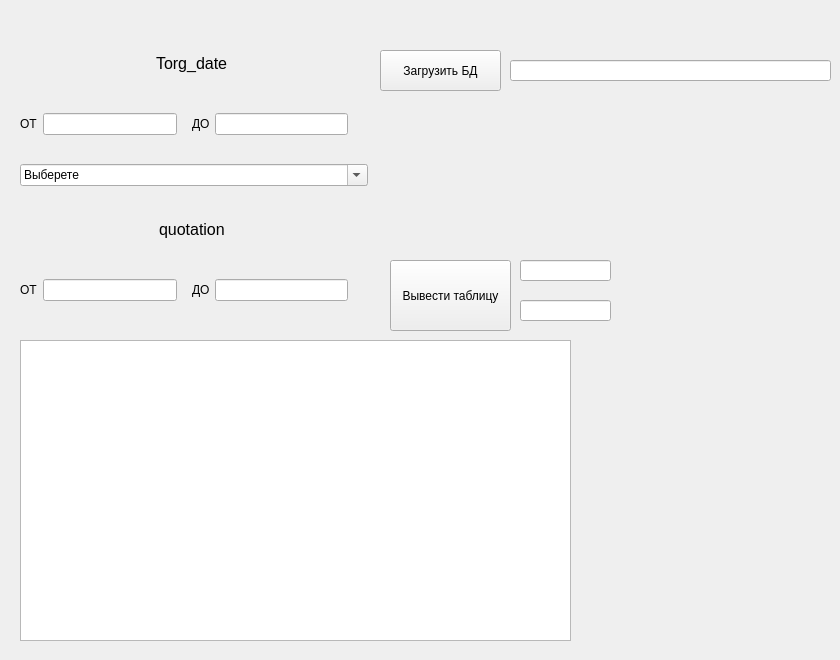
The window that first/FormApp.ui (MedvedevIgS/Lab_SUBD) describes before a commit, drawn with Qt 5.
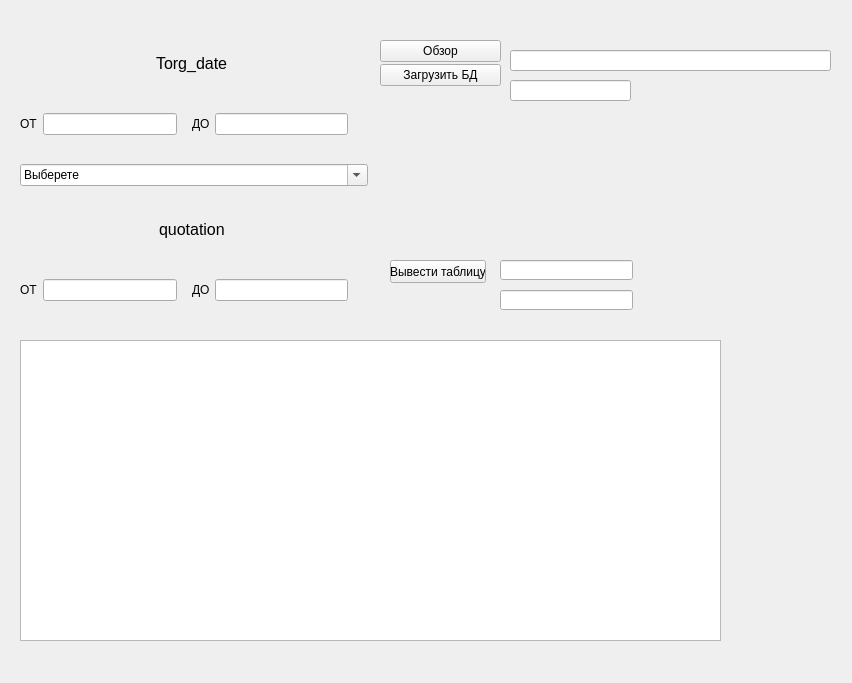
The same window after the commit.

Commit message: добавление кнопки "Обзор"

Diff of the .ui file:
```diff
--- a/first/FormApp.ui
+++ b/first/FormApp.ui
@@ -6,8 +6,8 @@
    <rect>
     <x>0</x>
     <y>0</y>
-    <width>840</width>
-    <height>660</height>
+    <width>852</width>
+    <height>683</height>
    </rect>
   </property>
   <property name="sizePolicy">
@@ -308,7 +308,7 @@
      <rect>
       <x>20</x>
       <y>340</y>
-      <width>551</width>
+      <width>701</width>
       <height>301</height>
      </rect>
     </property>
@@ -324,57 +324,104 @@
      <rect>
       <x>390</x>
       <y>260</y>
-      <width>121</width>
-      <height>71</height>
+      <width>96</width>
+      <height>23</height>
      </rect>
     </property>
     <property name="text">
      <string>Вывести таблицу</string>
     </property>
    </widget>
-   <widget class="QPushButton" name="loadButDB">
+   <widget class="QLineEdit" name="BrowLine">
     <property name="geometry">
      <rect>
-      <x>380</x>
+      <x>510</x>
       <y>50</y>
-      <width>121</width>
-      <height>41</height>
-     </rect>
-    </property>
-    <property name="text">
-     <string>Загрузить БД</string>
-    </property>
-   </widget>
-   <widget class="QLineEdit" name="loadButDB_1">
-    <property name="geometry">
-     <rect>
-      <x>510</x>
-      <y>60</y>
       <width>321</width>
       <height>21</height>
      </rect>
     </property>
+    <property name="sizePolicy">
+     <sizepolicy hsizetype="Fixed" vsizetype="Fixed">
+      <horstretch>0</horstretch>
+      <verstretch>0</verstretch>
+     </sizepolicy>
+    </property>
    </widget>
    <widget class="QLineEdit" name="OutButTable_1">
     <property name="geometry">
      <rect>
-      <x>520</x>
+      <x>500</x>
       <y>260</y>
-      <width>91</width>
-      <height>21</height>
+      <width>133</width>
+      <height>20</height>
      </rect>
     </property>
+    <property name="sizePolicy">
+     <sizepolicy hsizetype="Fixed" vsizetype="Fixed">
+      <horstretch>0</horstretch>
+      <verstretch>0</verstretch>
+     </sizepolicy>
+    </property>
    </widget>
    <widget class="QLineEdit" name="OutButTable_2">
     <property name="geometry">
      <rect>
-      <x>520</x>
-      <y>300</y>
-      <width>91</width>
+      <x>500</x>
+      <y>290</y>
+      <width>133</width>
+      <height>20</height>
+     </rect>
+    </property>
+    <property name="sizePolicy">
+     <sizepolicy hsizetype="Fixed" vsizetype="Fixed">
+      <horstretch>0</horstretch>
+      <verstretch>0</verstretch>
+     </sizepolicy>
+    </property>
+   </widget>
+   <widget class="QLineEdit" name="loadButDB_1">
+    <property name="geometry">
+     <rect>
+      <x>510</x>
+      <y>80</y>
+      <width>121</width>
       <height>21</height>
      </rect>
     </property>
    </widget>
+   <widget class="QWidget" name="">
+    <property name="geometry">
+     <rect>
+      <x>380</x>
+      <y>40</y>
+      <width>121</width>
+      <height>71</height>
+     </rect>
+    </property>
+    <layout class="QVBoxLayout" name="verticalLayout_2">
+     <property name="spacing">
+      <number>2</number>
+     </property>
+     <property name="sizeConstraint">
+      <enum>QLayout::SetMaximumSize</enum>
+     </property>
+     <item>
+      <widget class="QPushButton" name="BrowBut">
+       <property name="text">
+        <string>Обзор</string>
+       </property>
+      </widget>
+     </item>
+     <item>
+      <widget class="QPushButton" name="loadButDB">
+       <property name="text">
+        <string>Загрузить БД</string>
+       </property>
+      </widget>
+     </item>
+    </layout>
+   </widget>
   </widget>
   <action name="action">
    <property name="text">
```
